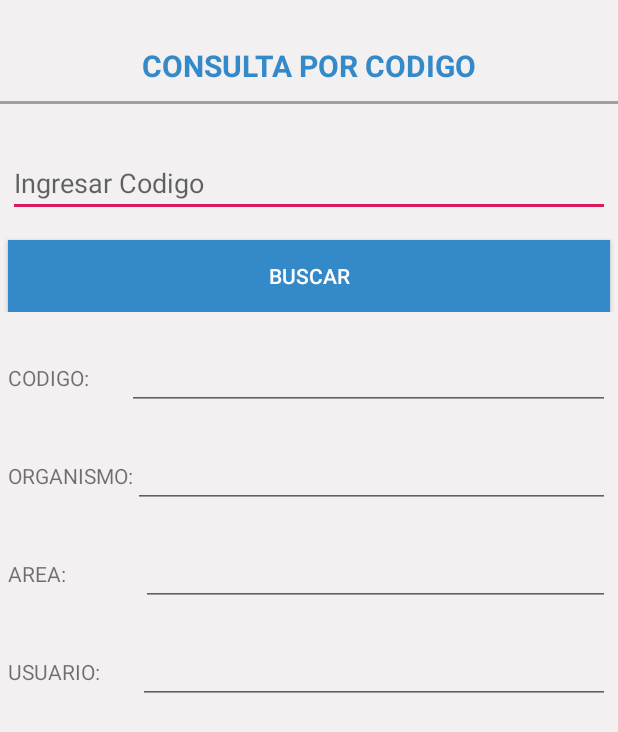
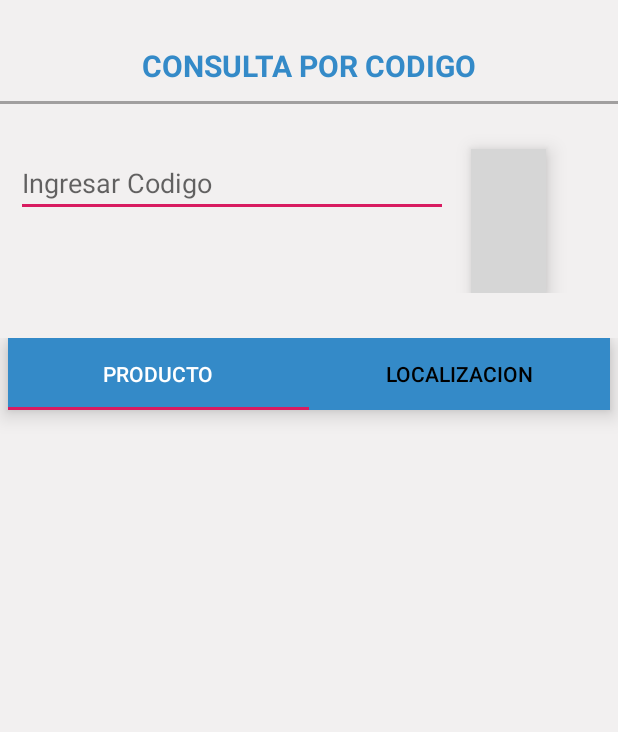
Before and after one commit to karmen2108/sgrtMovil, an Android app: the consulta_codigo screen opened directly, with no data from a screen before it, on a phone screen of 412 x 824 dp. Shown: the top 732 px of the screen. Run offline under Robolectric (Android 15) with nearby library versions, the phone set to English and light mode, and no system bars; grey boxes are pictures that could not be loaded.

Commit message:
cambios diseño menu principal y consulta por codigo

```diff
--- a/app/src/main/java/com/example/arearte/sgrtmovil/consulta_codigo.java
+++ b/app/src/main/java/com/example/arearte/sgrtmovil/consulta_codigo.java
@@ -3,11 +3,17 @@ package com.example.arearte.sgrtmovil;
 import android.support.v7.app.AppCompatActivity;
 import android.os.Bundle;
 
+
 public class consulta_codigo extends AppCompatActivity {
+
+
 
     @Override
     protected void onCreate(Bundle savedInstanceState) {
         super.onCreate(savedInstanceState);
         setContentView(R.layout.activity_consulta_codigo);
+
+
+
     }
 }
--- a/app/src/main/res/layout/activity_consulta_codigo.xml
+++ b/app/src/main/res/layout/activity_consulta_codigo.xml
@@ -15,7 +15,7 @@
         android:layout_marginTop="30dp"
         android:gravity="center"
         android:text="CONSULTA POR CODIGO"
-        android:textColor="#348ac8"
+        android:textColor="@color/azul"
         android:textSize="20sp"
         android:textStyle="bold" />
 
@@ -27,36 +27,40 @@
         android:orientation="horizontal"
         android:layout_marginTop="10dp"
         />
+
     <LinearLayout
         android:layout_width="match_parent"
         android:layout_height="wrap_content"
-        android:orientation="vertical"
-        android:layout_marginTop="20dp">
+        android:layout_marginLeft="5dp"
+        android:layout_marginTop="20dp"
+        android:layout_marginRight="5dp"
+        android:orientation="horizontal">
 
         <EditText
             android:id="@+id/editText"
-            android:layout_width="match_parent"
+            android:layout_width="288dp"
             android:layout_height="wrap_content"
+            android:layout_marginLeft="5dp"
             android:layout_marginTop="10dp"
+            android:layout_marginRight="5dp"
             android:ems="10"
-            android:inputType="textPersonName"
             android:hint="Ingresar Codigo"
-            android:layout_marginLeft="5dp"
-            android:layout_marginRight="5dp"/>
+            android:inputType="textPersonName" />
 
-        <Button
+        <ImageButton
             android:id="@+id/button"
-            android:layout_width="match_parent"
+            android:layout_width="50dp"
             android:layout_height="wrap_content"
-            android:text="BUSCAR"
-            android:background="#348ac8"
-            android:textColor="#fff"
-            android:layout_marginLeft="5dp"
+
+            android:layout_marginLeft="10dp"
+            android:layout_marginTop="10dp"
             android:layout_marginRight="5dp"
-            android:layout_marginTop="15dp"/>
+            android:background="@color/azul"
+            android:elevation="8dp"
+            android:src="@drawable/magnify" />
     </LinearLayout>
 
-    <LinearLayout
+   <!-- <LinearLayout
         android:layout_width="match_parent"
         android:layout_height="wrap_content"
         android:orientation="horizontal">
@@ -138,5 +142,54 @@
             android:layout_marginRight="5dp"
             android:layout_marginLeft="25sp"/>
 
+    </LinearLayout>-->
+
+    <LinearLayout
+        android:layout_width="match_parent"
+        android:layout_height="match_parent"
+        android:orientation="vertical"
+        android:layout_marginTop="30dp">
+
+        <!--<android.support.v7.widget.Toolbar
+            android:id="@+id/toolbar"
+            android:layout_width="match_parent"
+            android:layout_height="wrap_content"
+            android:background="@color/colorPrimaryTab"
+            android:minHeight="?attr/actionBarSize"
+            android:theme="?attr/actionBarTheme"
+            app:popupTheme="@style/ThemeOverlay.AppCompat.Light"
+            app:theme="@style/ThemeOverlay.AppCompat.Dark" />-->
+
+
+        <android.support.design.widget.TabLayout
+            android:id="@+id/tablayout"
+            android:layout_width="match_parent"
+            android:layout_height="wrap_content"
+            android:layout_marginRight="5dp"
+            android:layout_marginLeft="5dp"
+
+            android:background="@color/colorPrimaryTab"
+            app:tabSelectedTextColor="@android:color/white"
+            app:tabTextColor="@android:color/black"
+            android:elevation="8dp"
+            >
+
+            <android.support.design.widget.TabItem
+                android:id="@+id/tabChats"
+                android:layout_width="wrap_content"
+                android:layout_height="wrap_content"
+                android:text="PRODUCTO"/>
+
+            <android.support.design.widget.TabItem
+                android:id="@+id/tabStatus"
+                android:layout_width="wrap_content"
+                android:layout_height="wrap_content"
+                android:text="lOCALIZACION" />
+
+
+        </android.support.design.widget.TabLayout>
+
     </LinearLayout>
+
+
 </LinearLayout>
--- a/app/src/main/res/values/colors.xml
+++ b/app/src/main/res/values/colors.xml
@@ -4,4 +4,10 @@
     <color name="colorPrimaryDark">#00574B</color>
     <color name="colorAccent">#D81B60</color>
     <color name="colorBg">#f2f0f0</color>
+    <color name="azul">#348ac8</color>
+
+
+    <color name="colorPrimaryTab">#348ac8</color>
+    <color name="colorPrimaryDarkTab">#5D4037</color>
+    <color name="colorAccentTab">#CDDC39</color>
 </resources>
--- a/app/src/main/res/values/styles.xml
+++ b/app/src/main/res/values/styles.xml
@@ -13,4 +13,6 @@
         <item name="windowNoTitle">true</item>
     </style>
 
+
+
 </resources>
```
Also changed, not shown: app/build.gradle (+5 -14 lines), app/src/main/java/com/example/arearte/sgrtmovil/MainActivity.java (+5 -2 lines), app/src/main/java/com/example/arearte/sgrtmovil/Principal.java (+13 -0 lines), app/src/main/res/layout/activity_principal.xml (+30 -8 lines), app/src/main/res/values/dimens.xml (added, +18 -0 lines), app/src/main/res/values/strings.xml (+7 -0 lines), app/src/main/res/drawable-v24/fondo_menu.jpg (added), app/src/main/res/drawable-v24/fondo_menu3.jpg (added).
